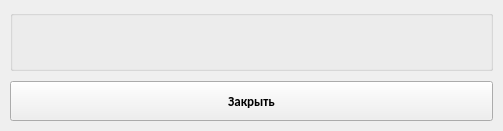
The window that ui/alert_window.ui (WeeIIer/knowledge_representation-lab_2) describes before a commit, drawn with Qt 5.
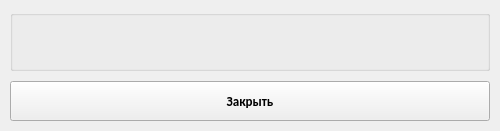
The same window after the commit.

```diff
--- a/ui/alert_window.ui
+++ b/ui/alert_window.ui
@@ -6,7 +6,7 @@
    <rect>
     <x>0</x>
     <y>0</y>
-    <width>503</width>
+    <width>500</width>
     <height>131</height>
    </rect>
   </property>
```
